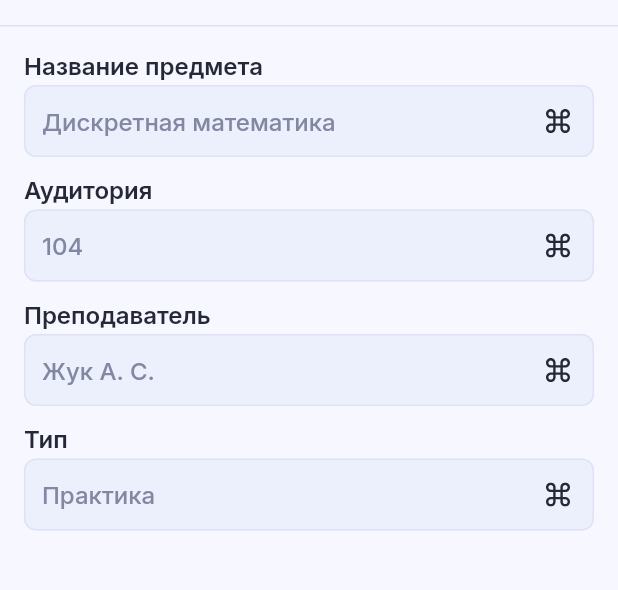
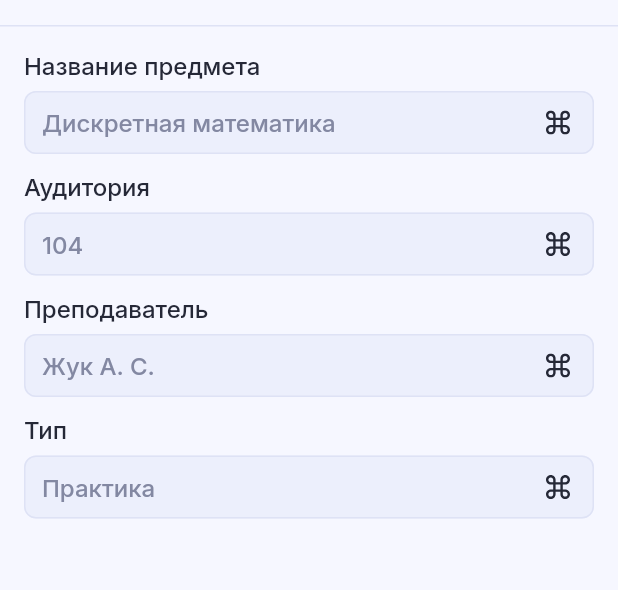
Before and after one commit to Null-Delta/StudRasp-Requiem, a Flutter app: the TimetableEditorPage screen opened directly, after a tap on an icon or button, on a phone screen of 412 x 824 dp, the part 59-649 px from its top. Run offline on Flutter 3.47's test engine with Material 2 defaults, Android fonts, the phone set to English and light mode, and no system bars; our stand-ins replace flutter_riverpod, flutter_svg, freezed_annotation, google_fonts; missing offline and left inert: day_night_time_picker; project files that could hold a hidden picture were left out.

Commit message:
Minor fixes

```diff
--- a/studrasp_requiem/lib/styles/button_style.dart
+++ b/studrasp_requiem/lib/styles/button_style.dart
@@ -14,7 +14,7 @@ ButtonStyle plainButton(AppColors colors, {Size size = const Size(36, 36)}) => E
       fixedSize: size,
       padding: const EdgeInsets.all(0),
       shape: const RoundedRectangleBorder(
-        borderRadius: BorderRadius.all(Radius.circular(6)),
+        borderRadius: BorderRadius.all(Radius.circular(8)),
       ),
     );
 
--- a/studrasp_requiem/lib/ui/timetable_editor_page/widgets/paste_bar.dart
+++ b/studrasp_requiem/lib/ui/timetable_editor_page/widgets/paste_bar.dart
@@ -45,7 +45,7 @@ class _PasteBarState extends ConsumerState<PasteBar> {
                   style: textStyles.label!.copyWith(color: colors.disable),
                 ),
                 const Spacer(),
-                ElevatedButton(
+                TextButton(
                   style: plainButton(colors, size: const Size(80, 36)).copyWith(
                     backgroundColor: MaterialStateProperty.all(
                       colors.accentPrimary,
--- a/studrasp_requiem/lib/ui/widgets/app_text_field.dart
+++ b/studrasp_requiem/lib/ui/widgets/app_text_field.dart
@@ -28,13 +28,15 @@ class AppTextField extends StatelessWidget {
       children: [
         if (label != null)
           Padding(
-            padding: const EdgeInsets.only(bottom: 4),
+            padding: const EdgeInsets.only(bottom: 8),
             child: Text(
               label!,
-              style: textStyles.subtitle,
+              style: textStyles.label,
             ),
           ),
-        TextField(
+        SizedBox(
+          height: 42,
+          child: TextField(
             controller: controller,
             decoration: InputDecoration(
               hintText: hint,
@@ -52,6 +54,7 @@ class AppTextField extends StatelessWidget {
                     )
                   : null,
             ),
+          ),
         )
       ],
     );
--- a/studrasp_requiem/lib/ui/widgets/week_timeline.dart
+++ b/studrasp_requiem/lib/ui/widgets/week_timeline.dart
@@ -24,14 +24,14 @@ class WeekTimeline extends ConsumerWidget {
         itemCount: weekCount,
         itemBuilder: (BuildContext context, int index) {
           return Padding(
-            padding: const EdgeInsets.symmetric(horizontal: 12),
+            padding: const EdgeInsets.symmetric(horizontal: 14),
             child: Row(
               children: [
                 for (int i = 0; i < 7; i++)
                   Expanded(
                     child: Padding(
                       padding: const EdgeInsets.symmetric(
-                        horizontal: 4,
+                        horizontal: 2,
                         vertical: 12,
                       ),
                       child: DayButton(
```
Lines whose indentation alone changed are shown as unchanged.
